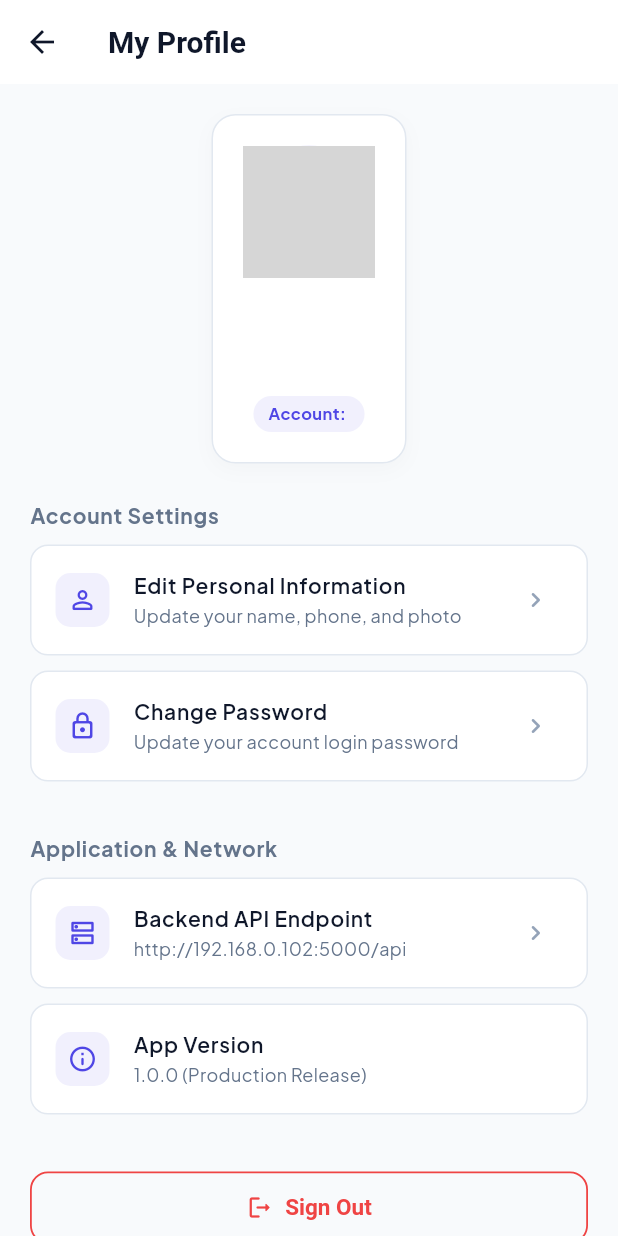
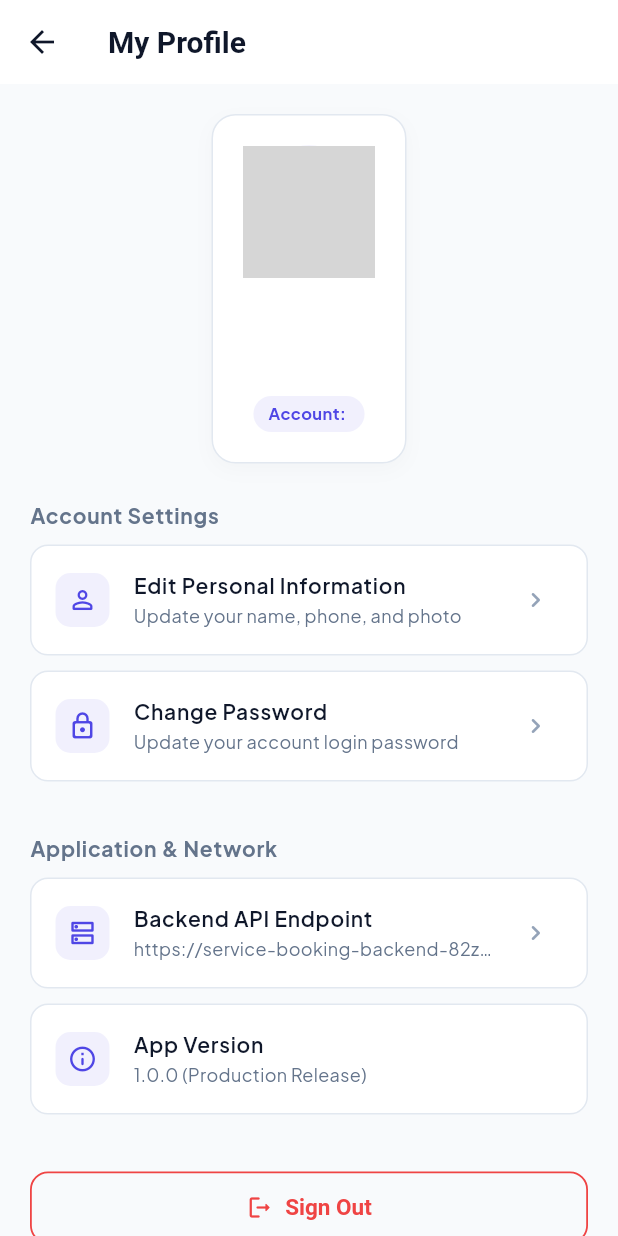
Before and after one commit to IstiakPolok/service-booking-backend, a Flutter app: the ProfileView screen opened directly, on a phone screen of 412 x 824 dp. Run offline on Flutter 3.47's test engine with Material 3 defaults, Android fonts, the phone set to English and light mode, and no system bars; our stand-ins replace google_fonts, shared_preferences; accounts and stored records are empty; network calls fail; grey boxes are pictures that could not be loaded.

Commit message:
feat(api): set live Render deployment URL as default production endpoint

```diff
--- a/frontend/lib/core/constants/api_endpoints.dart
+++ b/frontend/lib/core/constants/api_endpoints.dart
@@ -1,22 +1,18 @@
-import 'package:flutter/foundation.dart';
+class ApiEndpoints {
+  // Live Cloud Production URL (Render)
+  static const String liveCloudUrl = 'https://service-booking-backend-82zz.onrender.com/api';
 
-class ApiEndpoints {
-  // Your computer's current Wi-Fi LAN IP (detected from network)
+  // Local PC Wi-Fi IP
   static const String pcWifiIp = '192.168.0.102';
 
-  // Default host determination
-  static String get defaultBaseUrl {
-    if (kIsWeb) {
-      return 'http://localhost:5000/api';
-    }
-    // On physical Android devices over Wi-Fi, point directly to your computer's IP
-    return 'http://$pcWifiIp:5000/api';
-  }
+  // Default host determination - points directly to the live Render backend!
+  static String get defaultBaseUrl => liveCloudUrl;
 
   // Active base URL (can be customized via in-app settings at runtime)
   static String baseUrl = defaultBaseUrl;
 
-  // Preset quick endpoints for easy switching
+  // Preset quick endpoints for easy switching in settings
+  static const String urlRender = liveCloudUrl;
   static const String urlWifi = 'http://$pcWifiIp:5000/api';
   static const String urlUsbAdb = 'http://localhost:5000/api';
   static const String urlEmulator = 'http://10.0.2.2:5000/api';
--- a/frontend/lib/views/auth/login_view.dart
+++ b/frontend/lib/views/auth/login_view.dart
@@ -60,6 +60,10 @@ class _LoginViewState extends State<LoginView> {
                 spacing: 8,
                 runSpacing: 6,
                 children: [
+                  ActionChip(
+                    label: const Text('☁️ Live Cloud (Render)', style: TextStyle(fontSize: 11, fontWeight: FontWeight.w700)),
+                    onPressed: () => controller.text = ApiEndpoints.urlRender,
+                  ),
                   ActionChip(
                     label: const Text('Wi-Fi (192.168.0.102)', style: TextStyle(fontSize: 11)),
                     onPressed: () => controller.text = ApiEndpoints.urlWifi,
```
Also changed, not shown: frontend/lib/core/storage/token_storage.dart (+9 -1 lines).
